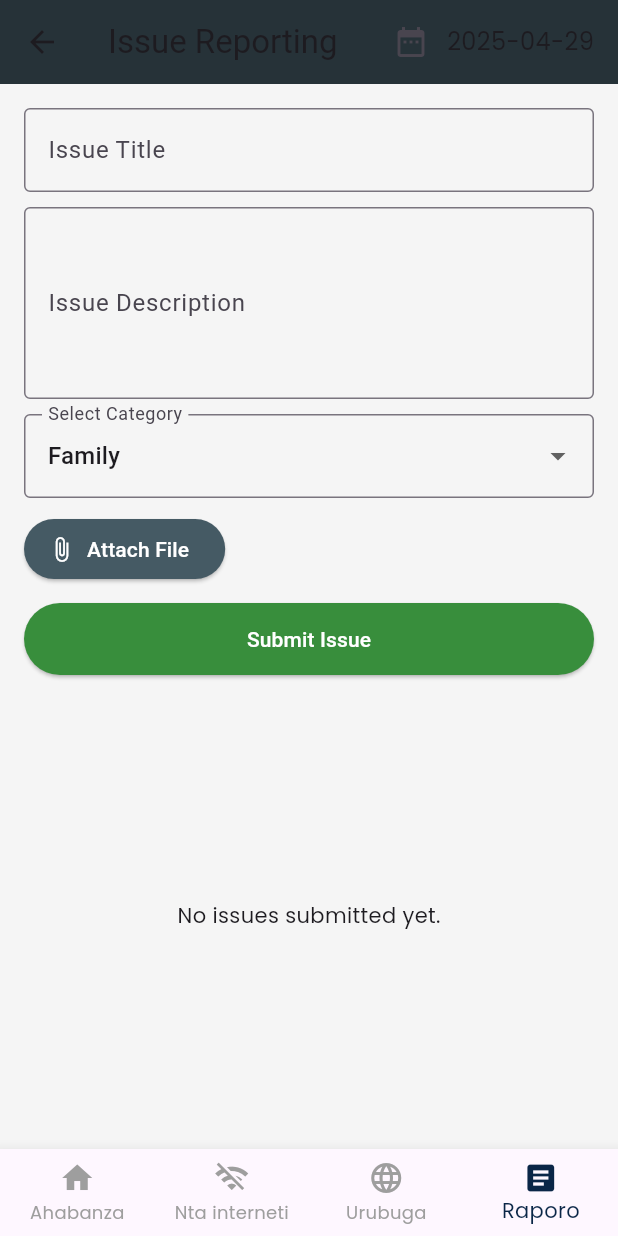
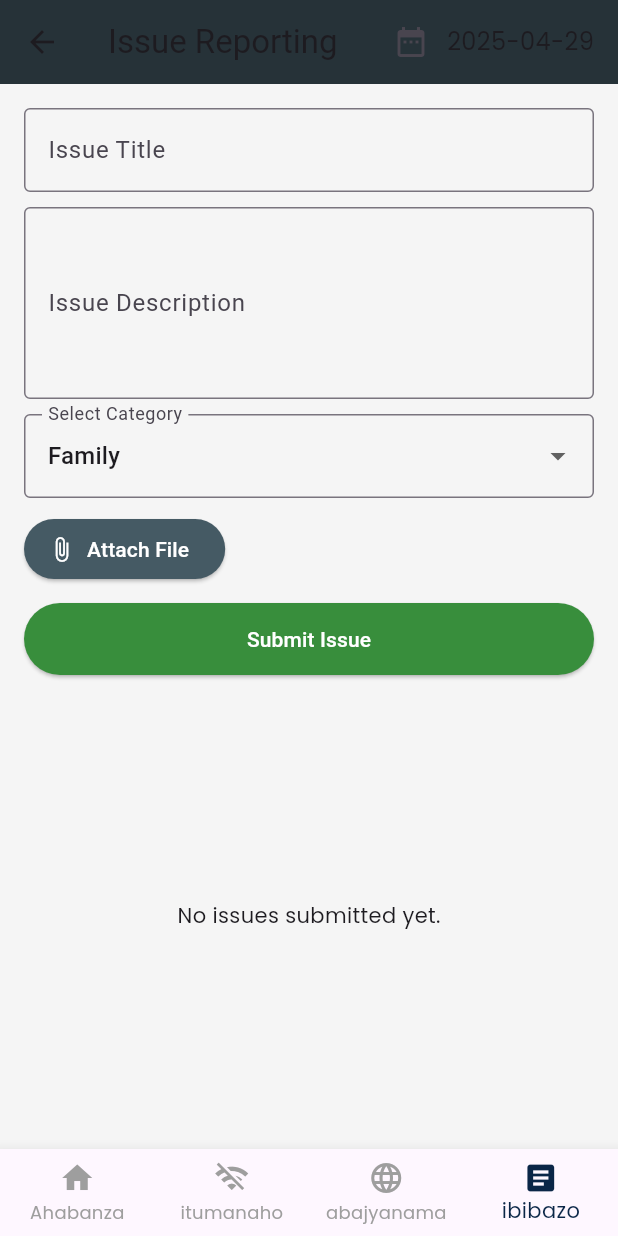
Before and after one commit to IshimweTresor/haramony-mobile-app, a Flutter app: the IssueReportingPage screen opened by its route, on a phone screen of 412 x 824 dp. Run offline on Flutter 3.47's test engine with Material 3 defaults, Android fonts, the phone set to English and light mode, and no system bars; our stand-ins replace file_picker, google_fonts, image_picker, shared_preferences; accounts and stored records are empty; network calls fail.

Commit message:
fixing navbar error

```diff
--- a/lib/navigation_bar.dart
+++ b/lib/navigation_bar.dart
@@ -25,15 +25,15 @@
         ),
         BottomNavigationBarItem(
           icon: Icon(Icons.wifi_off),
-          label: "Nta interneti",
+          label: "itumanaho",
         ),
         BottomNavigationBarItem(
           icon: Icon(Icons.language),
-          label: "Urubuga",
+          label: "abajyanama",
         ),
         BottomNavigationBarItem(
           icon: Icon(Icons.article),
-          label: "Raporo",
+          label: "ibibazo",
         ),
       ],
     );
```
Also changed, not shown: 1 other file.
